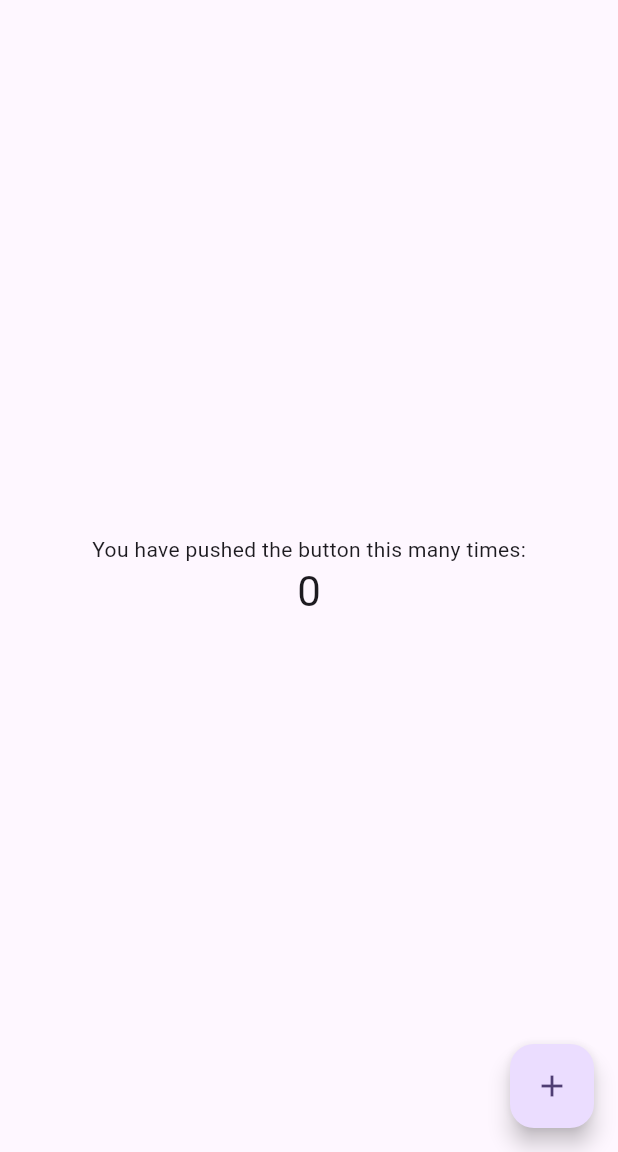
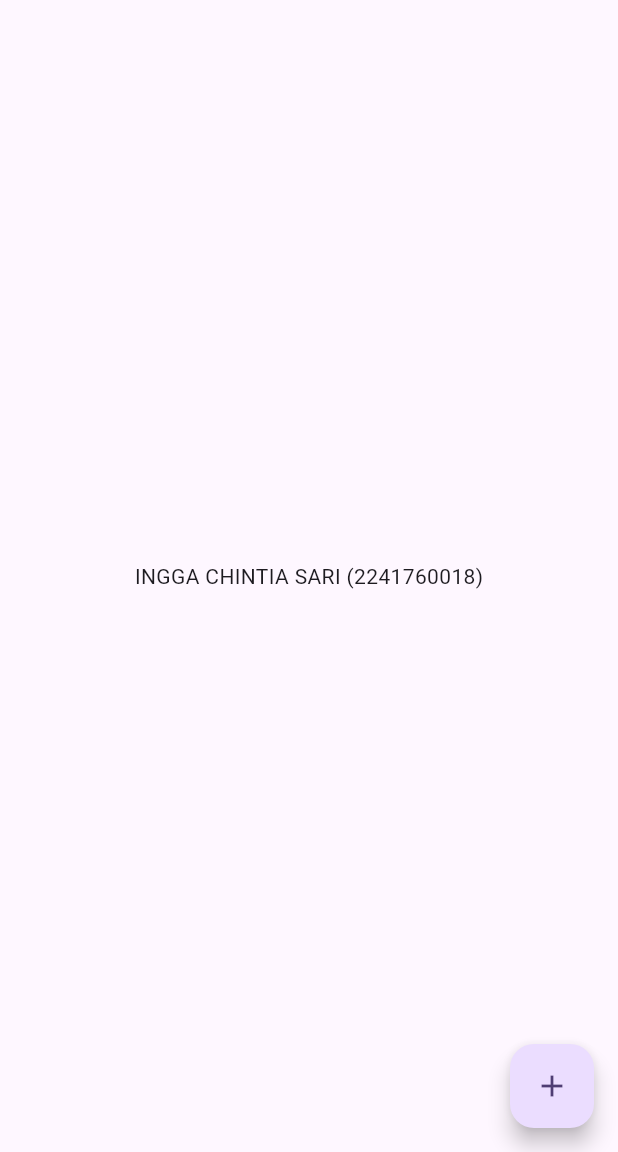
Before and after one commit to InggaChintia/flutter-fundamental-part1, a Flutter app: the screen it shows after launch, on a phone screen of 412 x 824 dp, the part 84-1236 px from its top. Run offline on Flutter 3.47's test engine with Material 3 defaults, Android fonts, the phone set to English and light mode, and no system bars.

Commit message:
first images

```diff
--- a/lib/main.dart
+++ b/lib/main.dart
@@ -106,12 +106,12 @@ class _MyHomePageState extends State<MyHomePage> {
           mainAxisAlignment: MainAxisAlignment.center,
           children: <Widget>[
             const Text(
-              'You have pushed the button this many times:',
+              'INGGA CHINTIA SARI (2241760018)',
             ),
-            Text(
-              '$_counter',
-              style: Theme.of(context).textTheme.headlineMedium,
-            ),
+            // Text(
+            //   '$_counter',
+            //   style: Theme.of(context).textTheme.headlineMedium,
+            // ),
           ],
         ),
       ),
```
Also changed, not shown: 1 other file.
